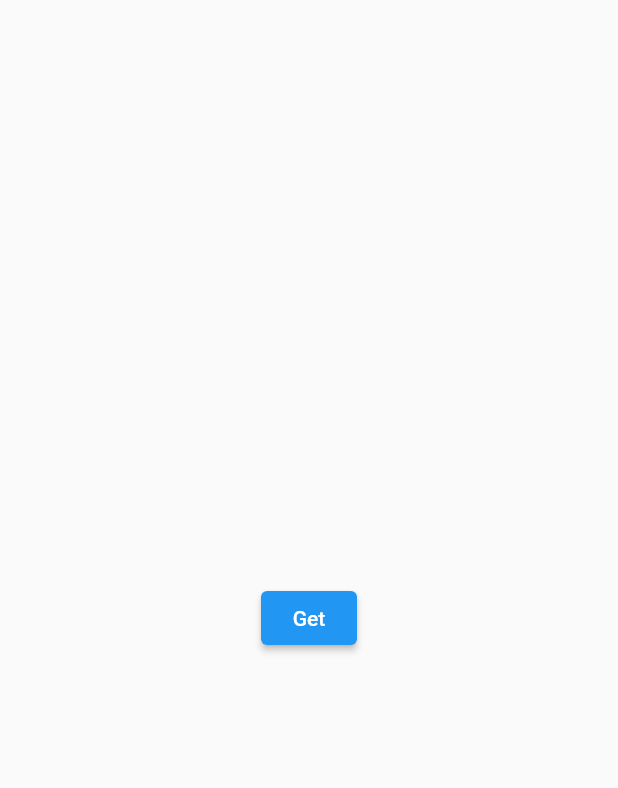
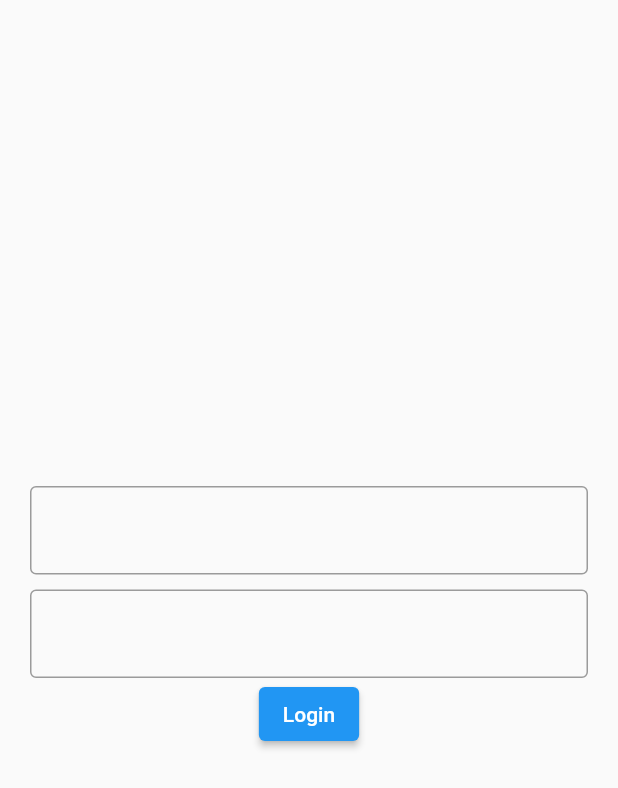
Before and after one commit to enisodesen/api_request_with_dio, a Flutter app: the screen it shows after launch, on a phone screen of 412 x 824 dp. Shown: the top 788 px of the screen. Run offline on Flutter 3.47's test engine with Material 2 defaults, Android fonts, the phone set to English and light mode, and no system bars; our stand-ins replace dio, get.

Commit message:
post and get sorunsuz çalışıyor.

```diff
--- a/lib/main.dart
+++ b/lib/main.dart
@@ -1,4 +1,4 @@
-import 'package:api_request_with_dio/views/home.dart';
+import 'package:api_request_with_dio/views/login_page.dart';
 import 'package:flutter/material.dart';
 import 'package:get/get.dart';
 
@@ -17,7 +17,7 @@ class MyApp extends StatelessWidget {
       theme: ThemeData(
         primarySwatch: Colors.blue,
       ),
-      home: HomePage(),
+      home: LoginPage(),
     );
   }
 }
--- /dev/null
+++ b/lib/model/token.dart
@@ -0,0 +1,24 @@
+///
+/// Code generated by jsonToDartModel https://ashamp.github.io/jsonToDartModel/
+///
+class Token {
+/*
+{
+  "token": "QpwL5tke4Pnpja7X4"
+}
+*/
+
+  String? token;
+
+  Token({
+    this.token,
+  });
+  Token.fromJson(Map<String, dynamic> json) {
+    token = json['token']?.toString();
+  }
+  Map<String, dynamic> toJson() {
+    final data = <String, dynamic>{};
+    data['token'] = token;
+    return data;
+  }
+}
--- a/lib/service/api_service.dart
+++ b/lib/service/api_service.dart
@@ -1,16 +1,31 @@
 import 'package:api_request_with_dio/model/load_data.dart';
+import 'package:api_request_with_dio/model/token.dart';
 import 'package:dio/dio.dart';
 
 class ApiService {
   final dio = Dio();
 
-  final baseUrl = 'https://reqres.in/api/users/2';
+  final baseUrl = 'https://reqres.in/api/';
 
   Future<LoadData?> apiCall() async {
-    final response = await dio.get(baseUrl);
+    final response = await dio.get('${baseUrl}users/2');
 
     return LoadData.fromJson(response.data);
 
     // response.fromJson(jsonDecode(response.data));
   }
+
+  Future<Token?> loginCall(String email, String password) async {
+    try {
+      final response = await dio.post('${baseUrl}login',
+          data: {"email": email, "password": password});
+      print("jııofıeorhgıorehgoıherıoghırehgıergıerhger");
+      final x = Token.fromJson(response.data);
+      print(x);
+      return x;
+    } catch (e) {
+      print('Hata kodu: ${e.toString()}');
+      return null;
+    }
+  }
 }
--- /dev/null
+++ b/lib/views/login_page.dart
@@ -0,0 +1,44 @@
+import 'package:api_request_with_dio/controller/api_controller.dart';
+import 'package:flutter/material.dart';
+import 'package:get/get.dart';
+
+class LoginPage extends StatelessWidget {
+  LoginPage({super.key});
+
+  final controller = Get.put(ApiController());
+
+  @override
+  Widget build(BuildContext context) {
+    return Scaffold(
+      body: Center(
+          child: Padding(
+        padding: const EdgeInsets.symmetric(horizontal: 20),
+        child: Column(
+          mainAxisAlignment: MainAxisAlignment.center,
+          children: [
+            TextField(
+              controller: controller.emailController.value,
+              decoration: const InputDecoration(
+                border: OutlineInputBorder(),
+              ),
+            ),
+            const SizedBox(
+              height: 10,
+            ),
+            TextField(
+              controller: controller.passwordController.value,
+              decoration: const InputDecoration(
+                border: OutlineInputBorder(),
+              ),
+            ),
+            ElevatedButton(
+                child: const Text('Login'),
+                onPressed: () {
+                  controller.loginMethod();
+                }),
+          ],
+        ),
+      )),
+    );
+  }
+}
```
Also changed, not shown: lib/controller/api_controller.dart (+20 -0 lines), lib/views/users.dart (+6 -1 lines).
